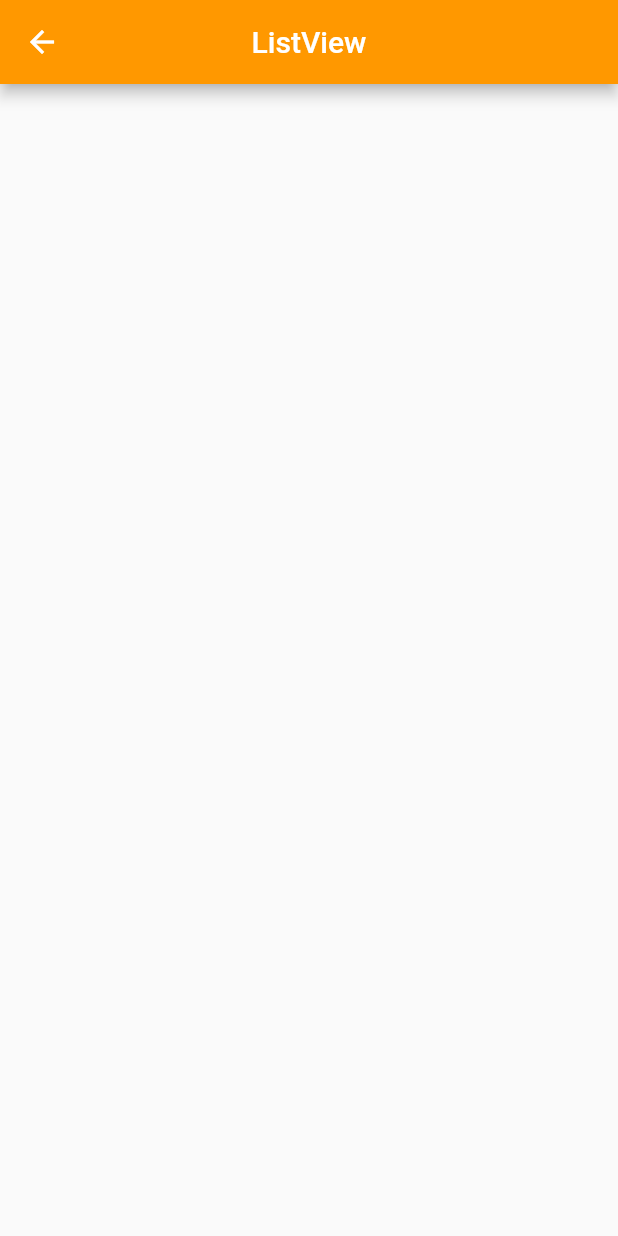
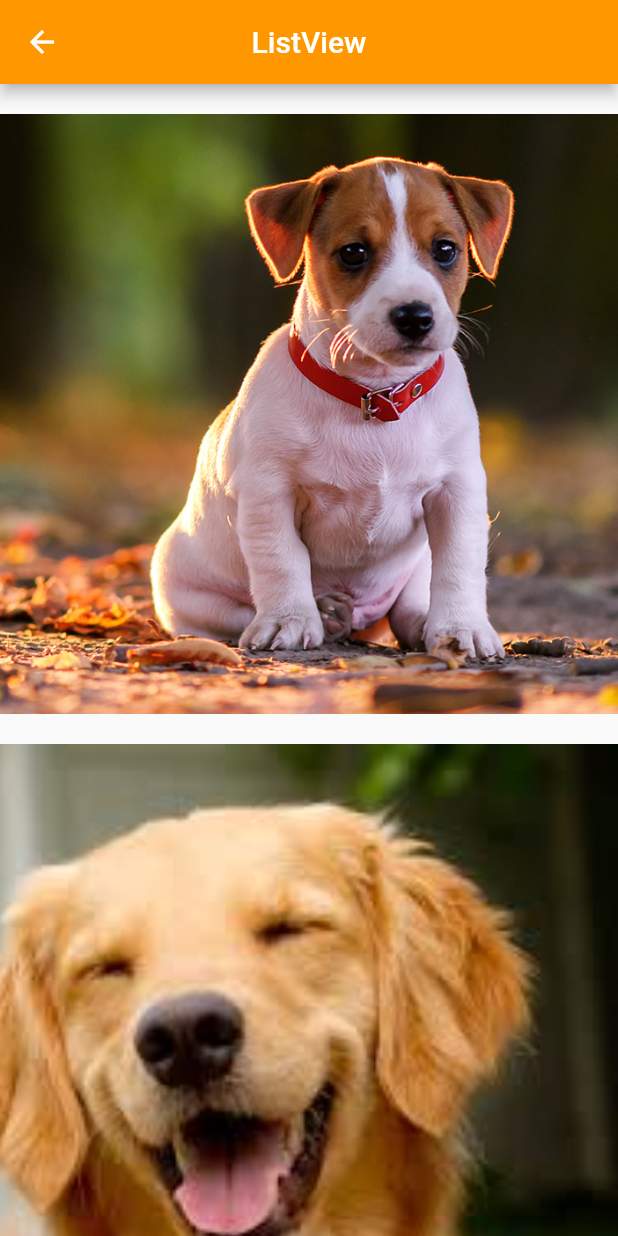
Before and after one commit to EduardoLevandoski/FlutterPracticeApplication, a Flutter app: the screen it shows after launch, after a tap on "ListView", on a phone screen of 412 x 824 dp. Run offline on Flutter 3.47's test engine with Material 2 defaults, Android fonts, the phone set to English and light mode, and no system bars.

Commit message:
list_view_page implementation with list view builder

```diff
--- a/lib/pages/list_view_page.dart
+++ b/lib/pages/list_view_page.dart
@@ -1,4 +1,14 @@
 import 'package:flutter/material.dart';
+
+class Dog {
+  String name;
+  String picture;
+
+  Dog(this.name, this.picture);
+
+  getPicture() => _img(picture);
+
+}
 
 class ListViewPage extends StatelessWidget {
   const ListViewPage({Key? key}) : super(key: key);
@@ -11,6 +21,32 @@ class ListViewPage extends StatelessWidget {
         backgroundColor: Colors.orange,
         centerTitle: true,
       ),
+      body: _body(),
     );
   }
 }
+
+_body() {
+  List<Dog> dogs = [
+    Dog("Jack Russel", "dog1.png"),
+    Dog("Golden Retriever", "dog2.png"),
+    Dog("Pug", "dog3.png"),
+    Dog("Rottweiler", "dog4.png"),
+    Dog("Border Collie", "dog5.png"),
+  ];
+
+  return ListView.builder(
+      itemCount: dogs.length,
+      itemExtent: 420,
+      itemBuilder: (context, index) => dogs[index].getPicture());
+}
+
+_img(String img) {
+  return Container(
+    padding: const EdgeInsets.only(top: 20),
+    child: Image.asset(
+      "assets/images/" + img,
+      fit: BoxFit.cover,
+    ),
+  );
+}
```
